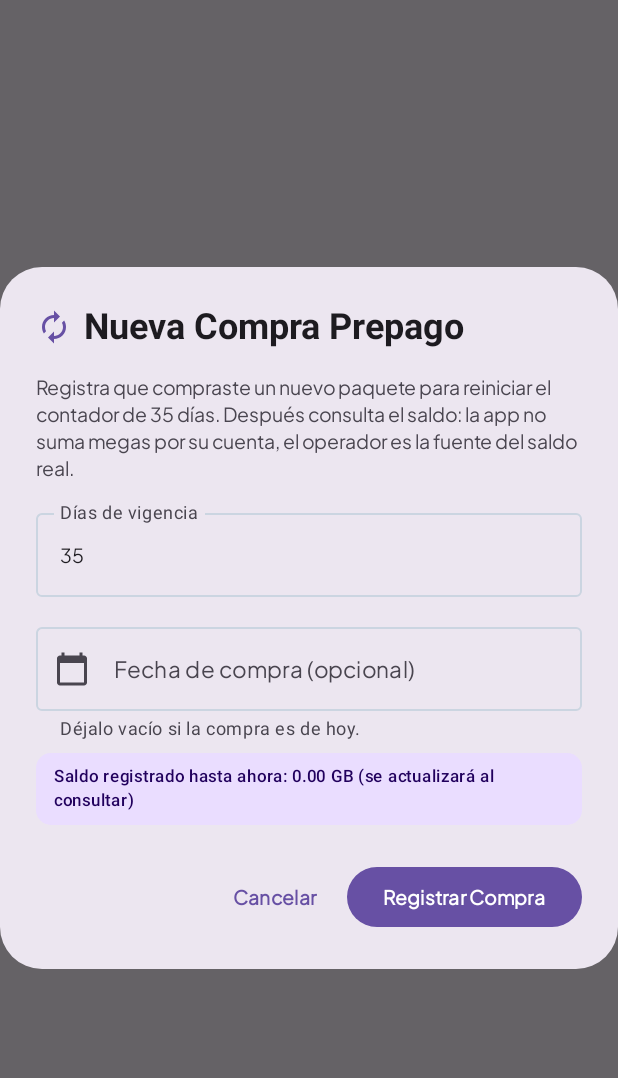
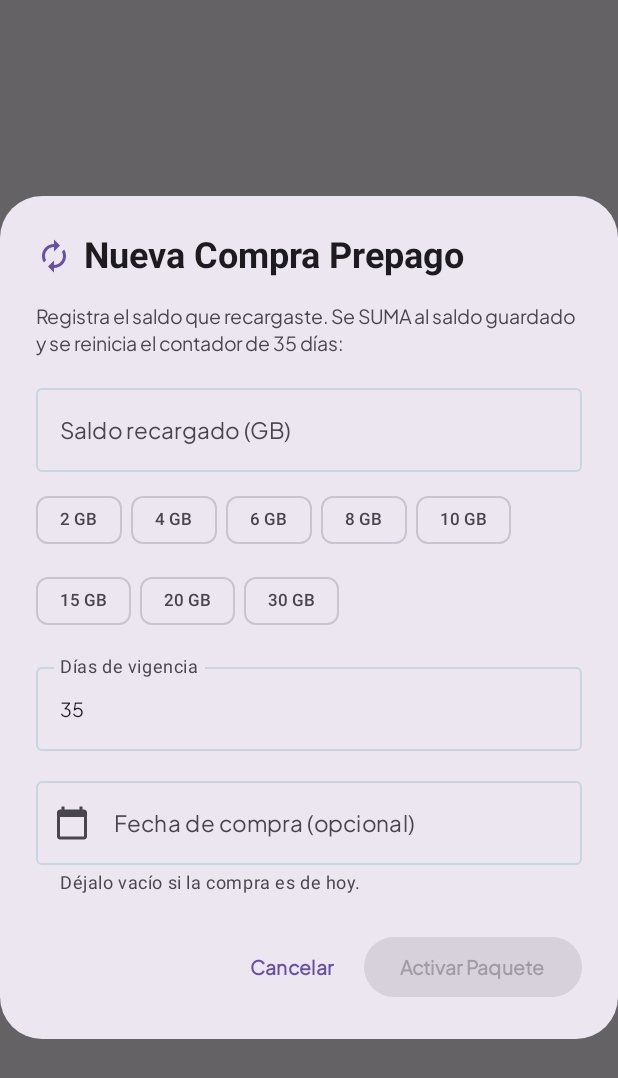
Before and after one commit to renehdezalvarez/Datos_android, an Android app built with Jetpack Compose: the composable NewPrepaidPurchaseDialog called with empty values, on a phone screen of 412 x 824 dp. Shown: the top 1078 px of the screen. Run offline under Robolectric (Android 15) with nearby library versions, the phone set to English and light mode, and no system bars; 19 statements that could not run were skipped.

Commit message:
Suma el saldo recargado al saldo restante de la línea prepaga

```diff
--- a/app/build.gradle.kts
+++ b/app/build.gradle.kts
@@ -12,8 +12,8 @@ android {
     applicationId = "com.aistudio.previsiongastos.pkwqzl"
     minSdk = 24
     targetSdk = 36
-    versionCode = 37
-    versionName = "8.29"
+    versionCode = 38
+    versionName = "8.30"
 
     testInstrumentationRunner = "androidx.test.runner.AndroidJUnitRunner"
   }
--- a/app/src/main/java/com/example/ui/components/NewPrepaidPurchaseDialog.kt
+++ b/app/src/main/java/com/example/ui/components/NewPrepaidPurchaseDialog.kt
@@ -1,6 +1,9 @@
 package com.example.ui.components
 
+import androidx.compose.foundation.layout.Arrangement
 import androidx.compose.foundation.layout.Column
+import androidx.compose.foundation.layout.ExperimentalLayoutApi
+import androidx.compose.foundation.layout.FlowRow
 import androidx.compose.foundation.layout.Row
 import androidx.compose.foundation.layout.Spacer
 import androidx.compose.foundation.layout.fillMaxWidth
@@ -14,6 +17,7 @@ import androidx.compose.material.icons.filled.Autorenew
 import androidx.compose.material.icons.filled.CalendarToday
 import androidx.compose.material3.AlertDialog
 import androidx.compose.material3.Button
+import androidx.compose.material3.FilterChip
 import androidx.compose.material3.Icon
 import androidx.compose.material3.MaterialTheme
 import androidx.compose.material3.OutlinedTextField
@@ -33,20 +37,25 @@ import androidx.compose.ui.text.input.KeyboardType
 import androidx.compose.ui.unit.dp
 
 /**
- * Registers a new prepaid cycle. The app does not ask how many GB were bought:
- * the carrier reports the real balance, which is recorded afterwards with a
- * USSD or manual reading.
+ * Registers a new prepaid cycle. The app asks for the balance being recharged
+ * (not a "package size") and adds it to the saved balance; the cycle length
+ * and purchase date are reset as well.
  */
+@OptIn(ExperimentalLayoutApi::class)
 @Composable
 fun NewPrepaidPurchaseDialog(
     currentRemainingMB: Double,
     displayUnit: String,
     previousBalanceLost: Boolean = false,
     onDismiss: () -> Unit,
-    onConfirm: (totalDays: Int, purchaseDateMillis: Long?) -> Unit
+    onConfirm: (rechargedMB: Double, totalDays: Int, purchaseDateMillis: Long?) -> Unit
 ) {
+    var rechargeGBText by remember {
+        mutableStateOf("")
+    }
     var daysText by remember { mutableStateOf("35") }
     var dateText by remember { mutableStateOf("") }
+    val presets = listOf(2.0, 4.0, 6.0, 8.0, 10.0, 15.0, 20.0, 30.0)
 
     val dateFormat = remember {
         java.text.SimpleDateFormat("dd/MM/yyyy", java.util.Locale.US).apply {
@@ -89,6 +98,12 @@ fun NewPrepaidPurchaseDialog(
         }
     }
 
+    val rechargedGB = rechargeGBText.toDoubleOrNull() ?: 0.0
+    // After the deadline the leftover balance is forfeited, so the recharge
+    // starts from zero instead of adding on top of it.
+    val resultingMB = if (previousBalanceLost) rechargedGB * 1024.0
+                      else currentRemainingMB + rechargedGB * 1024.0
+
     AlertDialog(
         onDismissRequest = onDismiss,
         title = {
@@ -102,15 +117,43 @@ fun NewPrepaidPurchaseDialog(
             Column {
                 Text(
                     text = if (previousBalanceLost) {
-                        "El paquete anterior venció y su saldo se perdió. Registra la compra para reiniciar el ciclo y después consulta el saldo para anotar tus megas disponibles."
+                        "El paquete anterior venció y su saldo se perdió. Registra el saldo recargado para empezar de cero:"
                     } else {
-                        "Registra que compraste un nuevo paquete para reiniciar el contador de 35 días. Después consulta el saldo: la app no suma megas por su cuenta, el operador es la fuente del saldo real."
+                        "Registra el saldo que recargaste. Se SUMA al saldo guardado y se reinicia el contador de 35 días:"
                     },
                     style = MaterialTheme.typography.bodyMedium,
                     color = MaterialTheme.colorScheme.onSurfaceVariant
                 )
 
                 Spacer(modifier = Modifier.height(14.dp))
+
+                OutlinedTextField(
+                    value = rechargeGBText,
+                    onValueChange = { rechargeGBText = it },
+                    label = { Text("Saldo recargado (GB)") },
+                    placeholder = { Text("Ej. 6") },
+                    keyboardOptions = KeyboardOptions(keyboardType = KeyboardType.Decimal),
+                    singleLine = true,
+                    modifier = Modifier.fillMaxWidth().testTag("new_purchase_gb_input")
+                )
+
+                Spacer(modifier = Modifier.height(8.dp))
+
+                FlowRow(
+                    horizontalArrangement = Arrangement.spacedBy(6.dp),
+                    verticalArrangement = Arrangement.spacedBy(6.dp)
+                ) {
+                    presets.forEach { gbVal ->
+                        val presetStr = gbVal.toInt().toString()
+                        FilterChip(
+                            selected = rechargeGBText == presetStr,
+                            onClick = { rechargeGBText = presetStr },
+                            label = { Text("${gbVal.toInt()} GB", style = MaterialTheme.typography.labelSmall) }
+                        )
+                    }
+                }
+
+                Spacer(modifier = Modifier.height(12.dp))
 
                 OutlinedTextField(
                     value = daysText,
@@ -141,36 +184,55 @@ fun NewPrepaidPurchaseDialog(
                     modifier = Modifier.fillMaxWidth().testTag("new_purchase_date_input")
                 )
 
+                if (rechargedGB > 0.0) {
                     Spacer(modifier = Modifier.height(8.dp))
                     Surface(
                         shape = RoundedCornerShape(10.dp),
                         color = MaterialTheme.colorScheme.primaryContainer,
                         modifier = Modifier.fillMaxWidth()
                     ) {
+                        Column(modifier = Modifier.padding(horizontal = 12.dp, vertical = 8.dp)) {
+                            if (previousBalanceLost) {
                                 Text(
-                        text = if (previousBalanceLost) {
-                            "Saldo anterior perdido al vencer: ${DataFormatters.format(currentRemainingMB, displayUnit)}"
+                                    text = "Saldo anterior: ${DataFormatters.format(currentRemainingMB, displayUnit)} (perdido al vencer)",
+                                    style = MaterialTheme.typography.labelSmall,
+                                    color = MaterialTheme.colorScheme.onPrimaryContainer
+                                )
                             } else {
-                            "Saldo registrado hasta ahora: ${DataFormatters.format(currentRemainingMB, displayUnit)} (se actualizará al consultar)"
-                        },
+                                Text(
+                                    text = "Saldo guardado: ${DataFormatters.format(currentRemainingMB, displayUnit)}",
                                     style = MaterialTheme.typography.labelSmall,
-                        color = MaterialTheme.colorScheme.onPrimaryContainer,
-                        modifier = Modifier.padding(horizontal = 12.dp, vertical = 8.dp)
+                                    color = MaterialTheme.colorScheme.onPrimaryContainer
                                 )
+                            }
+                            Text(
+                                text = "+ Saldo recargado: ${DataFormatters.format(rechargedGB * 1024.0, displayUnit)}",
+                                style = MaterialTheme.typography.labelSmall,
+                                color = MaterialTheme.colorScheme.onPrimaryContainer
+                            )
+                            Text(
+                                text = "= Saldo resultante: ${DataFormatters.format(resultingMB, displayUnit)}",
+                                style = MaterialTheme.typography.titleSmall,
+                                fontWeight = FontWeight.Bold,
+                                color = MaterialTheme.colorScheme.primary
+                            )
+                        }
+                    }
                 }
             }
         },
         confirmButton = {
             Button(
                 onClick = {
+                    val gb = rechargeGBText.toDoubleOrNull() ?: 0.0
                     val days = daysText.toIntOrNull() ?: 35
-                    onConfirm(days.coerceAtLeast(1), parsedDate.first)
+                    onConfirm(gb * 1024.0, days.coerceAtLeast(1), parsedDate.first)
                     onDismiss()
                 },
-                enabled = (daysText.toIntOrNull() ?: 0) > 0 && parsedDate.second == null,
+                enabled = rechargedGB > 0.0 && (daysText.toIntOrNull() ?: 0) > 0 && parsedDate.second == null,
                 modifier = Modifier.testTag("confirm_new_purchase_button")
             ) {
-                Text("Registrar Compra")
+                Text("Activar Paquete")
             }
         },
         dismissButton = {
```
Also changed, not shown: app/src/main/java/com/example/MainActivity.kt (+7 -3 lines), app/src/main/java/com/example/ui/components/UssdPurchaseDialog.kt (+50 -9 lines), app/src/main/java/com/example/ui/viewmodel/DataForecastViewModel.kt (+10 -6 lines), 1 other file. Lines whose indentation alone changed are shown as unchanged.
